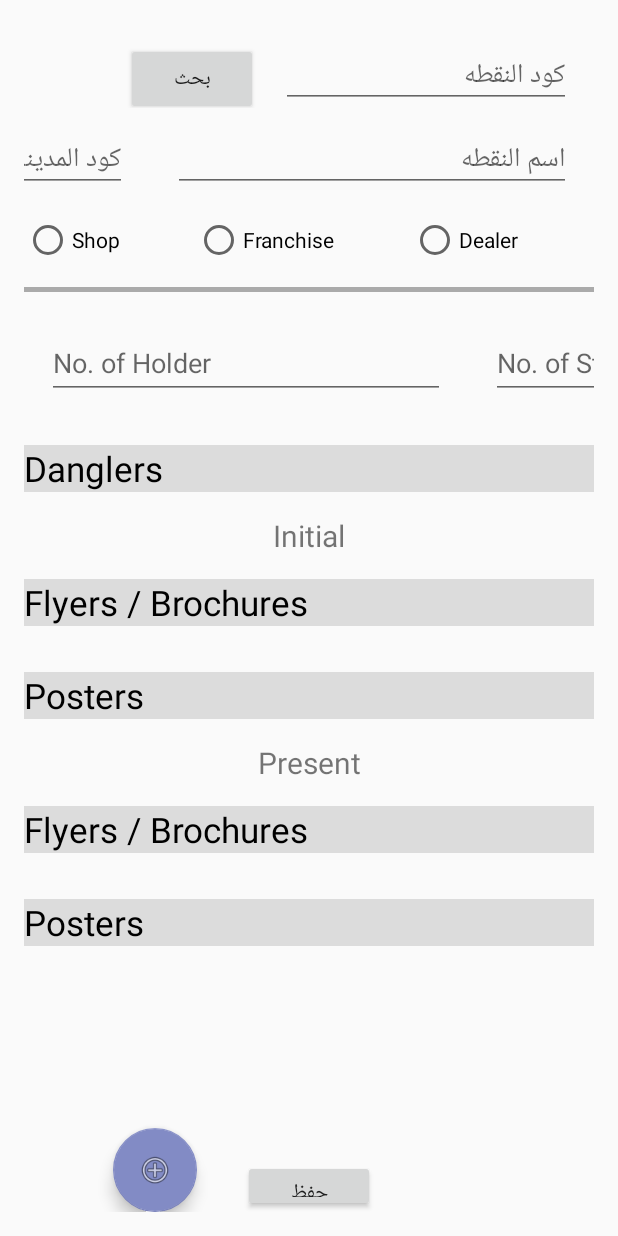
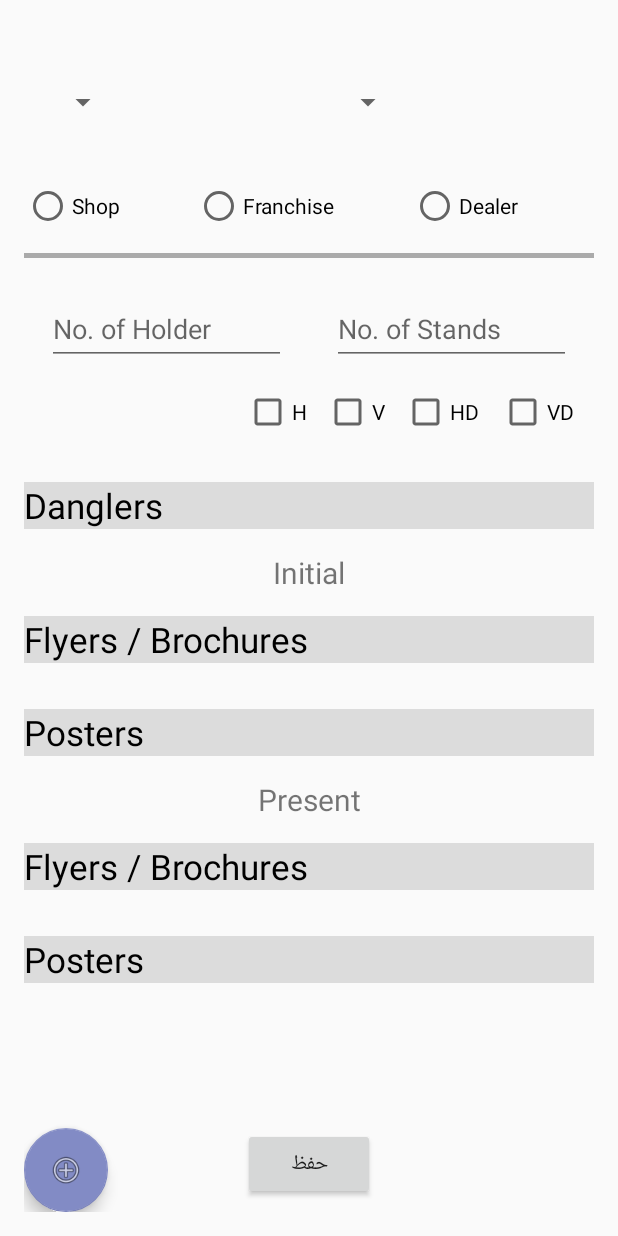
Before and after one commit to AhmedJoum/routableForShops, an Android app: the layout activity_shops_info_ar.xml on its own in the app's theme, with its tools: preview values and no code run, on a phone screen of 412 x 824 dp. Run offline under Robolectric (Android 15) with nearby library versions, the phone set to English and light mode, and no system bars.

Commit message:
full shop app with sync

```diff
--- a/app/src/main/res/layout/activity_order_saved_note_ar.xml
+++ b/app/src/main/res/layout/activity_order_saved_note_ar.xml
@@ -8,7 +8,7 @@
     android:paddingLeft="@dimen/activity_horizontal_margin"
     android:paddingRight="@dimen/activity_horizontal_margin"
     android:paddingTop="@dimen/activity_vertical_margin"
-    tools:context="com.example.shirouq_paints.controllers.OrderSavedActivity">
+    tools:context="com.yazan.roatableShops.controllers.ShopsInfoActivity">
 
     <Button
         android:id="@+id/newOrder"
@@ -18,30 +18,18 @@
         android:layout_alignParentLeft="true"
         android:layout_alignParentRight="true"
         android:layout_alignParentStart="true"
-        android:layout_below="@+id/saved"
-        android:layout_marginTop="150dp"
+        android:layout_marginTop="20dp"
         android:text="انشاء طلب جديد" />
 
-    <TextView
-        android:id="@+id/saved"
-        android:layout_width="wrap_content"
-        android:layout_height="wrap_content"
-        android:layout_alignParentTop="true"
-        android:layout_centerHorizontal="true"
-        android:layout_marginTop="79dp"
-        android:text="تم حفظ الطلب .."
-        android:textAppearance="?android:attr/textAppearanceLarge"
-        android:visibility="gone" />
 
     <Button
         android:id="@+id/syncBtn"
         android:layout_width="wrap_content"
         android:layout_height="wrap_content"
-        android:layout_alignEnd="@+id/syncPullBtn"
-        android:layout_alignParentBottom="true"
-        android:layout_alignRight="@+id/syncPullBtn"
-        android:layout_marginBottom="149dp"
-        android:text="Sync." />
+        android:text="Sync."
+        android:layout_below="@+id/syncPullBtn"
+        android:layout_centerHorizontal="true"
+        android:layout_marginTop="15dp" />
 
     <Button
         android:id="@+id/syncPullBtn"
@@ -52,28 +40,4 @@
         android:text="Sync. Pull" />
 
 
-    <EditText
-        android:id="@+id/FromTB"
-        android:layout_width="wrap_content"
-        android:layout_height="wrap_content"
-        android:layout_below="@+id/newOrder"
-        android:layout_centerHorizontal="true"
-        android:layout_marginTop="47dp"
-        android:ems="10"
-        android:hint="من"
-        android:inputType="number" />
-
-    <EditText
-        android:id="@+id/ToTB"
-        android:layout_width="wrap_content"
-        android:layout_height="wrap_content"
-        android:layout_above="@+id/syncPullBtn"
-        android:layout_alignLeft="@+id/FromTB"
-        android:layout_alignStart="@+id/FromTB"
-        android:layout_marginBottom="16dp"
-        android:hint="الى"
-        android:ems="10"
-        android:inputType="number" />
-
-
 </RelativeLayout>
--- a/app/src/main/res/layout/activity_shops_info_ar.xml
+++ b/app/src/main/res/layout/activity_shops_info_ar.xml
@@ -31,61 +31,13 @@
             android:visibility="gone" />
     </LinearLayout>
 
-    <LinearLayout
-        android:id="@+id/searchLayout"
-        android:layout_width="match_parent"
-        android:layout_height="wrap_content"
-        android:gravity="right"
-        android:layoutDirection="rtl"
-        android:orientation="horizontal"
-        android:weightSum="3">
-
-
-        <android.support.design.widget.TextInputLayout
-            android:layout_width="255dp"
-            android:layout_height="wrap_content"
-            android:layout_weight="1"
-            android:weightSum="1">
-
-            <EditText
-                android:id="@+id/spCodeTB"
-                android:layout_width="match_parent"
-                android:layout_height="wrap_content"
-                android:layout_below="@+id/pbar"
-                android:layout_marginRight="15dp"
-                android:layout_weight="0.69"
-                android:hint="@string/salepoint_code"
-                android:inputType="number"
-                android:textDirection="rtl" />
-        </android.support.design.widget.TextInputLayout>
-
-        <Button
-            android:id="@+id/searchBtn"
-            android:layout_width="wrap_content"
-            android:layout_height="wrap_content"
-            android:layout_marginLeft="15dp"
-            android:layout_marginRight="15dp"
-            android:text="بحث" />
-
-        <android.support.design.widget.FloatingActionButton
-            android:id="@+id/LocationBtn"
-            android:layout_width="wrap_content"
-            android:layout_height="wrap_content"
-            android:layout_gravity="center"
-            android:layout_marginLeft="35dp"
-            android:layout_marginRight="55dp"
-            android:layout_weight="1"
-            android:src="@android:drawable/ic_menu_myplaces" />
-
-    </LinearLayout>
-
 
     <LinearLayout
         android:id="@+id/operatorInfo"
         android:layout_width="match_parent"
         android:layout_height="wrap_content"
         android:layout_below="@+id/searchLayout"
-
+        android:layout_marginTop="15dp"
         android:clickable="true"
         android:focusableInTouchMode="true"
         android:orientation="vertical">
@@ -94,13 +46,10 @@
             android:id="@+id/salePointInfo"
             android:layout_width="match_parent"
             android:layout_height="wrap_content"
-            android:layout_above="@+id/cancelBtn"
-            android:layout_alignEnd="@+id/nextBtn"
-            android:layout_alignRight="@+id/nextBtn"
-            android:layout_below="@+id/searchLayout"
+            android:layout_marginBottom="15dp"
+            android:layout_marginTop="15dp"
             android:clickable="true"
             android:focusableInTouchMode="true"
-            android:layoutDirection="rtl"
             android:orientation="vertical"
             android:visibility="visible"
             android:weightSum="4">
@@ -108,8 +57,7 @@
             <LinearLayout
                 android:id="@+id/spInfo1"
                 android:layout_width="match_parent"
-                android:layout_height="wrap_content"
-                android:layout_weight="1"
+                android:layout_height="43dp"
                 android:clickable="true"
                 android:focusableInTouchMode="true"
                 android:gravity="right"
@@ -117,38 +65,31 @@
                 android:orientation="horizontal"
                 android:weightSum="2">
 
-                <android.support.design.widget.TextInputLayout
+
+                <Spinner
+                    android:id="@+id/spNameTB"
                     android:layout_width="wrap_content"
-                    android:layout_height="wrap_content">
-
-                    <EditText
-                        android:id="@+id/spNameTB"
-                        android:layout_width="265dp"
-                        android:layout_height="wrap_content"
+                    android:layout_height="match_parent"
                     android:layout_below="@+id/pbar"
                     android:layout_marginLeft="15dp"
                     android:layout_marginRight="15dp"
-                        android:hint="@string/salepoint_name"
-                        android:inputType="textPersonName" />
-
-                </android.support.design.widget.TextInputLayout>
+                    android:layout_weight="1"
+                    android:inputType="textPersonName"
+                    android:prompt="@string/salepoint_name"
+                    android:textSize="20dp" />
 
 
-                <android.support.design.widget.TextInputLayout
-                    android:layout_width="291dp"
-                    android:layout_height="wrap_content">
-
-                    <EditText
+                <Spinner
                     android:id="@+id/cityCodeTB"
-                        android:layout_width="265dp"
-                        android:layout_height="wrap_content"
+                    android:layout_width="wrap_content"
+                    android:layout_height="match_parent"
                     android:layout_below="@+id/pbar"
                     android:layout_marginLeft="15dp"
                     android:layout_marginRight="15dp"
-                        android:hint="@string/city_code"
-                        android:inputType="textPersonName" />
-
-                </android.support.design.widget.TextInputLayout>
+                    android:layout_weight="1"
+                    android:inputType="textPersonName"
+                    android:prompt="@string/city_code"
+                    android:textSize="20dp" />
 
 
             </LinearLayout>
@@ -165,7 +106,6 @@
             android:clickable="true"
             android:focusableInTouchMode="true"
             android:gravity="left"
-            android:layoutDirection="ltr"
             android:orientation="horizontal"
             android:weightSum="2">
 
@@ -206,8 +146,8 @@
         <View
             android:layout_width="match_parent"
             android:layout_height="3dp"
-            android:background="@android:color/darker_gray"
-            android:layout_marginBottom="15dp"/>
+            android:layout_marginBottom="15dp"
+            android:background="@android:color/darker_gray" />
 
         <LinearLayout
             android:id="@+id/NoOfHolderLinearLayout"
@@ -221,14 +161,16 @@
             android:layoutDirection="ltr"
             android:orientation="horizontal"
             android:weightSum="2">
+
             <android.support.design.widget.TextInputLayout
                 android:layout_width="wrap_content"
-            android:layout_height="wrap_content">
+                android:layout_height="wrap_content"
+                android:layout_weight="1">
 
                 <EditText
                     android:id="@+id/HolderNoTB"
-                android:layout_width="265dp"
-                android:layout_height="wrap_content"
+                    android:layout_width="match_parent"
+                    android:layout_height="match_parent"
                     android:layout_below="@+id/pbar"
                     android:layout_marginLeft="15dp"
                     android:layout_marginRight="15dp"
@@ -239,13 +181,14 @@
 
 
             <android.support.design.widget.TextInputLayout
-            android:layout_width="291dp"
-            android:layout_height="wrap_content">
+                android:layout_width="wrap_content"
+                android:layout_height="wrap_content"
+                android:layout_weight="1">
 
                 <EditText
                     android:id="@+id/StandNoTB"
-                android:layout_width="265dp"
-                android:layout_height="wrap_content"
+                    android:layout_width="match_parent"
+                    android:layout_height="match_parent"
                     android:layout_below="@+id/pbar"
                     android:layout_marginLeft="15dp"
                     android:layout_marginRight="15dp"
@@ -256,6 +199,45 @@
 
 
         </LinearLayout>
+
+    <LinearLayout
+        android:id="@+id/typesOfStandsLinearLayout"
+        android:layout_width="match_parent"
+        android:layout_height="wrap_content"
+        android:layout_marginBottom="15dp"
+        android:layout_weight="1"
+        android:clickable="true"
+        android:focusableInTouchMode="true"
+        android:gravity="right"
+        android:layoutDirection="ltr"
+        android:orientation="horizontal"
+        android:weightSum="10">
+            <CheckBox
+                android:layout_width="wrap_content"
+                android:layout_height="wrap_content"
+                android:id="@+id/hCB"
+                android:text="H"
+                android:layout_weight=".6"/>
+        <CheckBox
+            android:layout_width="wrap_content"
+            android:layout_height="wrap_content"
+            android:id="@+id/vCB"
+            android:text="V"
+            android:layout_weight=".6"/>
+        <CheckBox
+            android:layout_width="wrap_content"
+            android:layout_height="wrap_content"
+            android:id="@+id/hdCB"
+            android:text="HD"
+            android:layout_weight=".7"/>
+        <CheckBox
+            android:layout_width="wrap_content"
+            android:layout_height="wrap_content"
+            android:id="@+id/vdCB"
+            android:text="VD"
+            android:layout_weight=".7"/>
+        </LinearLayout>
+
     </LinearLayout>
 
     <ScrollView
@@ -268,9 +250,9 @@
         android:layout_below="@+id/operatorInfo"
         android:clickable="true"
         android:focusableInTouchMode="true"
+        android:gravity="start"
         android:isScrollContainer="false"
         android:layoutDirection="ltr"
-        android:gravity="start"
         android:visibility="visible">
 
         <LinearLayout
@@ -321,7 +303,7 @@
                 android:layout_height="match_parent"
                 android:text="Initial"
                 android:textAlignment="center"
-                android:textSize="20dp"/>
+                android:textSize="20dp" />
 
             <TextView
                 android:id="@+id/flyersBrochuresInitCB"
@@ -388,7 +370,7 @@
                 android:layout_height="match_parent"
                 android:text="Present"
                 android:textAlignment="center"
-                android:textSize="20dp"/>
+                android:textSize="20dp" />
 
             <TextView
                 android:id="@+id/flyersBrochuresPresentCB"
@@ -460,10 +442,8 @@
         android:id="@+id/saveBtn"
         android:layout_width="wrap_content"
         android:layout_height="wrap_content"
-        android:layout_below="@+id/searchLayout"
+        android:layout_below="@+id/stepTwo_form"
         android:layout_centerHorizontal="true"
-        android:layout_marginTop="701dp"
-        android:layout_weight="1"
         android:text="حفظ" />
 
     <android.support.design.widget.FloatingActionButton
@@ -473,8 +453,6 @@
         android:layout_alignParentBottom="true"
         android:layout_alignParentLeft="true"
         android:layout_alignParentStart="true"
-        android:layout_marginLeft="59dp"
-        android:layout_marginStart="59dp"
         android:src="@android:drawable/ic_menu_add" />
 
 
```
Lines whose indentation alone changed are shown as unchanged.
